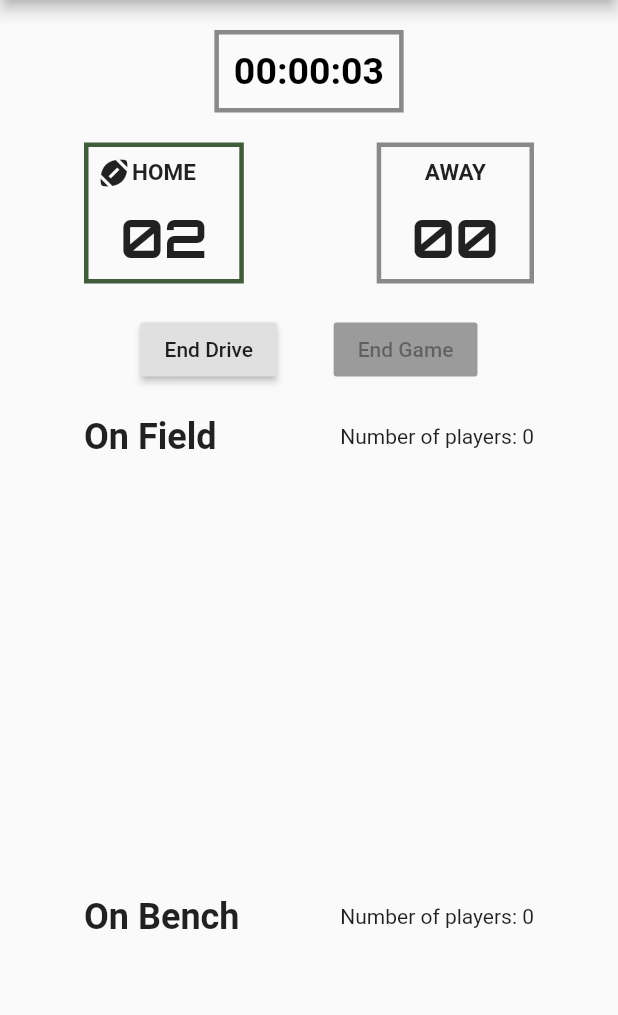
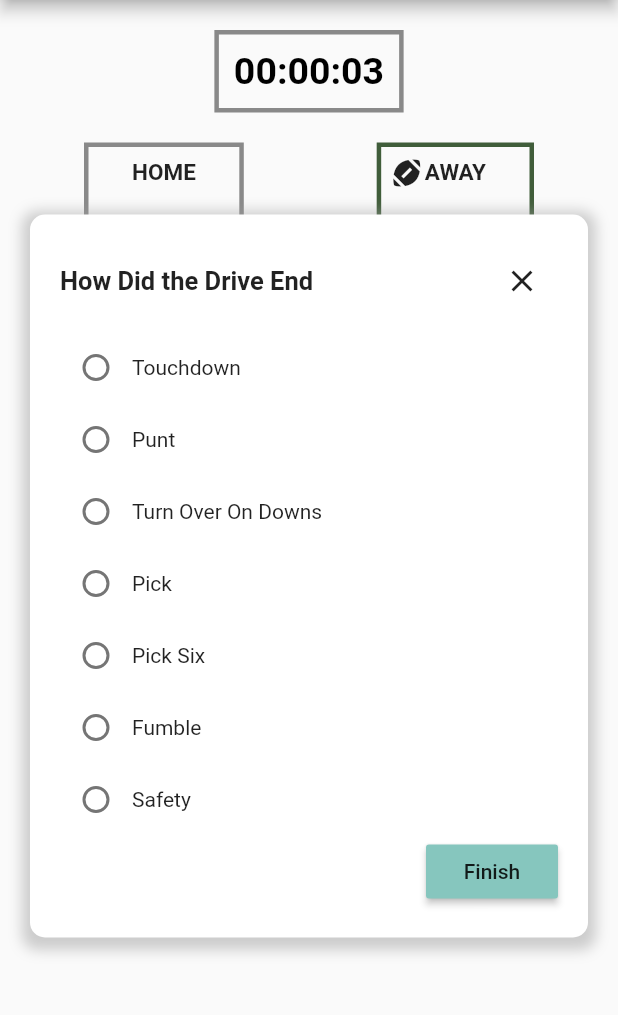
Before and after one commit to esteakshapin/pickupfootball, a Flutter app: the GamePage screen opened directly with empty values, after a tap on "End Drive", on a phone screen of 412 x 824 dp, the part 84-1099 px from its top. Run offline on Flutter 3.47's test engine with Material 2 defaults, Android fonts, the phone set to English and light mode, and no system bars; drawn by our look-alikes of oktoast; our stand-ins replace faker, google_fonts; Roboto replaces fonts that are missing (Kanit); statements that could not run were skipped.

Commit message:
finished drive end logic

```diff
--- /dev/null
+++ b/lib/default_radio_button.dart
@@ -0,0 +1,24 @@
+import 'package:flutter/material.dart';
+
+class DefaultRadioButton extends StatelessWidget {
+  String _title;
+  var _value, _groupValue;
+  Function _onChanged;
+
+  DefaultRadioButton(
+      this._title, this._value, this._groupValue, this._onChanged);
+
+  @override
+  Widget build(BuildContext context) {
+    return Row(
+      children: [
+        Radio(
+          value: _value,
+          groupValue: _groupValue,
+          onChanged: _onChanged,
+        ),
+        Text(_title),
+      ],
+    );
+  }
+}
--- /dev/null
+++ b/lib/screens/game_page/end_drive_pop_up.dart
@@ -0,0 +1,95 @@
+import 'package:flutter/material.dart';
+
+import '../../default_radio_button.dart';
+import '../../settings.dart';
+
+class EndDrivePopUp extends StatefulWidget {
+  Function _finishDrive, _hide_pop_up;
+
+  EndDrivePopUp(this._finishDrive, this._hide_pop_up);
+
+  @override
+  _EndDrivePopUpState createState() => _EndDrivePopUpState();
+}
+
+class _EndDrivePopUpState extends State<EndDrivePopUp> {
+  String _endDriveValue;
+
+  void handle_end_drive_value(value) {
+    setState(() {
+      _endDriveValue = value;
+    });
+  }
+
+  @override
+  Widget build(BuildContext context) {
+    return Container(
+      padding: EdgeInsets.all(20.0),
+      margin: EdgeInsets.symmetric(horizontal: 20.0, vertical: 20.0),
+      constraints: BoxConstraints(maxWidth: 500, maxHeight: double.infinity),
+      decoration: BoxDecoration(
+        color: Colors.white,
+        borderRadius: BorderRadius.only(
+            topLeft: Radius.circular(10),
+            topRight: Radius.circular(10),
+            bottomLeft: Radius.circular(10),
+            bottomRight: Radius.circular(10)),
+        boxShadow: [
+          BoxShadow(
+            color: Colors.grey.withOpacity(0.5),
+            spreadRadius: 5,
+            blurRadius: 7,
+            offset: Offset(0, 3), // changes position of shadow
+          ),
+        ],
+      ),
+      child: SingleChildScrollView(
+        child: Column(
+          mainAxisSize: MainAxisSize.min,
+          mainAxisAlignment: MainAxisAlignment.start,
+          children: [
+            Row(
+              mainAxisAlignment: MainAxisAlignment.spaceBetween,
+              children: [
+                Text(
+                  "How Did the Drive End",
+                  style: TextStyle(fontSize: 17, fontWeight: FontWeight.bold),
+                ),
+                IconButton(
+                  icon: Icon(Icons.clear),
+                  onPressed: ()=> widget._hide_pop_up(),
+                )
+              ],
+            ),
+            SizedBox(height: 10.0),
+            SingleChildScrollView(
+              child: Column(
+                mainAxisSize: MainAxisSize.min,
+                children: [
+                  for(String option in Settings.driveEndOptions)
+                    DefaultRadioButton(option, option, _endDriveValue, handle_end_drive_value)
+
+                ],
+              ),
+            ),
+            Row(
+              mainAxisAlignment: MainAxisAlignment.end,
+              children: [
+                RaisedButton(
+                  padding: EdgeInsets.all(10.0),
+                  child: Text("Finish"),
+                  color: Settings.lightBlue,
+                  onPressed: (){
+                    if(_endDriveValue != null){
+                      widget._finishDrive(_endDriveValue);
+                    }
+                  },
+                ),
+              ],
+            )
+          ],
+        ),
+      ),
+    );
+  }
+}
--- a/lib/screens/game_page/game_page.dart
+++ b/lib/screens/game_page/game_page.dart
@@ -5,6 +5,7 @@ import 'package:flutter/foundation.dart' show kIsWeb;
 
 import 'package:flutter/material.dart';
 import 'package:oktoast/oktoast.dart';
+import 'package:pickupfootball/screens/game_page/end_drive_pop_up.dart';
 import 'package:pickupfootball/screens/game_page/score_board.dart';
 
 import '../../Player.dart';
@@ -25,6 +26,9 @@ class _GamePageState extends State<GamePage> {
   List<Player> _players;
   Settings _settings;
   bool _possession;
+  bool _show_pop_up = false;
+
+  int home_score = 0, away_score = 0;
 
   Queue<Player> _on_field_players;
   Queue<Player> _on_bench_players;
@@ -82,6 +86,8 @@ class _GamePageState extends State<GamePage> {
 
     //adding players going from field to bench
     addBenchPlayer(temp_d_p);
+
+    _possession = true;
   }
 
   void defensiveTransition() {
@@ -103,6 +109,8 @@ class _GamePageState extends State<GamePage> {
 
     //adding players going from bench to field
     addOnFieldPlayer(temp_b_p);
+
+    _possession=false;
   }
 
   @override
@@ -168,12 +176,7 @@ class _GamePageState extends State<GamePage> {
 
   void endDrive() {
     setState(() {
-      _possession = !_possession;
-      if (_possession) {
-        offensiveTransition();
-      } else {
-        defensiveTransition();
-      }
+      show_pop_up();
     });
   }
 
@@ -184,6 +187,81 @@ class _GamePageState extends State<GamePage> {
     super.dispose();
   }
 
+  void hide_pop_up(){
+    if(_show_pop_up){
+      setState(() {
+        _show_pop_up = false;
+      });
+    }
+  }
+
+  void show_pop_up(){
+    if(!_show_pop_up){
+      setState(() {
+        _show_pop_up = true;
+      });
+    }
+  }
+
+  void finish_drive(String value){
+
+    // actions for turnover when offense finished drive
+    if(_possession){
+      print("we have possesiomn");
+      for(String option in Settings.driveEndOptions){
+
+        //finding which drive ending scenario occurred
+        if (value == option){
+          //retrieving the value of the turnover
+          int scr_amt = Settings.turnOverPoints[Settings.driveEndOptions.indexOf(option)];
+          scr_amt *= _settings.score_amnt;
+
+          if(scr_amt >= 0){
+            setState(() {
+              defensiveTransition();
+              home_score += scr_amt;
+            });
+          }else{
+            setState(() {
+              away_score += -scr_amt;
+              defensiveTransition();
+              offensiveTransition();
+            });
+          }
+        }
+      }
+    }else{
+      print("we do not have possession");
+      for(String option in Settings.driveEndOptions){
+        if (value == option){
+          int scr_amt = Settings.turnOverPoints[Settings.driveEndOptions.indexOf(option)];
+          scr_amt *= _settings.score_amnt;
+
+          if (scr_amt >= 0){
+            // defense either scored or turned over. Offense needs to take field
+            setState(() {
+              offensiveTransition();
+              away_score += scr_amt;
+            });
+
+          }else{
+            setState(() {
+              home_score += -scr_amt;
+
+              // bringing us back to defense
+              offensiveTransition();
+              defensiveTransition();
+            });
+          }
+
+        }
+      }
+    }
+
+    hide_pop_up();
+
+  }
+
   @override
   Widget build(BuildContext context) {
     return OKToast(
@@ -192,7 +270,11 @@ class _GamePageState extends State<GamePage> {
           centerTitle: true,
           title: Text("Game Time"),
         ),
-        body: Center(
+        body: Stack(
+          children: [
+            GestureDetector(
+              onTap: () => hide_pop_up(),
+              child: Center(
                 child: ListView(
                   children: [
                     Container(
@@ -201,7 +283,7 @@ class _GamePageState extends State<GamePage> {
                           : EdgeInsets.all(20),
                       child: Column(
                         children: [
-                    ScoreBoard(endDrive, _possession),
+                          ScoreBoard(endDrive, _possession, home_score, away_score),
                           SizedBox(
                             height: 20,
                           ),
@@ -237,6 +319,13 @@ class _GamePageState extends State<GamePage> {
                 ),
               ),
             ),
+            Align(
+              alignment: Alignment.center,
+              child: (_show_pop_up) ? EndDrivePopUp(finish_drive, hide_pop_up) : null,
+            )
+          ],
+        ),
+      ),
     );
   }
 }
--- a/lib/screens/game_page/score_board.dart
+++ b/lib/screens/game_page/score_board.dart
@@ -10,8 +10,9 @@ import 'ScoreWidget.dart';
 class ScoreBoard extends StatefulWidget {
   Function _endDrive;
   bool _possession;
+  int home_score, away_score;
 
-  ScoreBoard(this._endDrive, this._possession);
+  ScoreBoard(this._endDrive, this._possession, this.home_score, this.away_score);
 
   @override
   _ScoreBoardState createState() => _ScoreBoardState();
@@ -100,8 +101,8 @@ class _ScoreBoardState extends State<ScoreBoard> {
           Row(
             mainAxisAlignment: MainAxisAlignment.spaceBetween,
             children: [
-              ScoreWidget("HOME", "02", widget._possession),
-              ScoreWidget("AWAY", "00", !widget._possession),
+              ScoreWidget("HOME", widget.home_score.toString(), widget._possession),
+              ScoreWidget("AWAY", widget.away_score.toString(), !widget._possession),
             ],
           ),
           SizedBox(
--- a/lib/settings.dart
+++ b/lib/settings.dart
@@ -5,6 +5,7 @@ class Settings{
   int _rotate_num_of_people, _score_amnt, _num_of_players_on_field;
   bool _starting_possesion;
 
+  // colors for our app
   static final Color darkGreen = Color(0xFF405d3a);
   static final Color lightGreen = Color(0xFF109648);
   static final Color apricot = Color(0xFFFFC9AD);
@@ -15,6 +16,17 @@ class Settings{
   static final Color firebrick = Color(0xFFAB3428);
   static final Color emerald = Color(0xFF21E874);
 
+  // const values for drive end
+  static final String TOUCHDOWN = "Touchdown";
+  static final String PUNT = "Punt";
+  static final String TURNOVERONDOWNS = "Turn Over On Downs";
+  static final String PICK = "Pick";
+  static final String PICKSIX = "Pick Six";
+  static final String FUMBLE = "Fumble";
+  static final String SAFETY = "Safety";
+
+  static final List<String> driveEndOptions = [TOUCHDOWN, PUNT, TURNOVERONDOWNS, PICK, PICKSIX, FUMBLE, SAFETY];
+  static final List<int> turnOverPoints = [1, 0, 0, 0, -1, 0, 0];
 
   Settings(this._qb_playing_offense_and_defense, this._rotate_num_of_people,
       this._score_amnt, this._starting_possesion, this._num_of_players_on_field);
```
Lines whose indentation alone changed are shown as unchanged.
